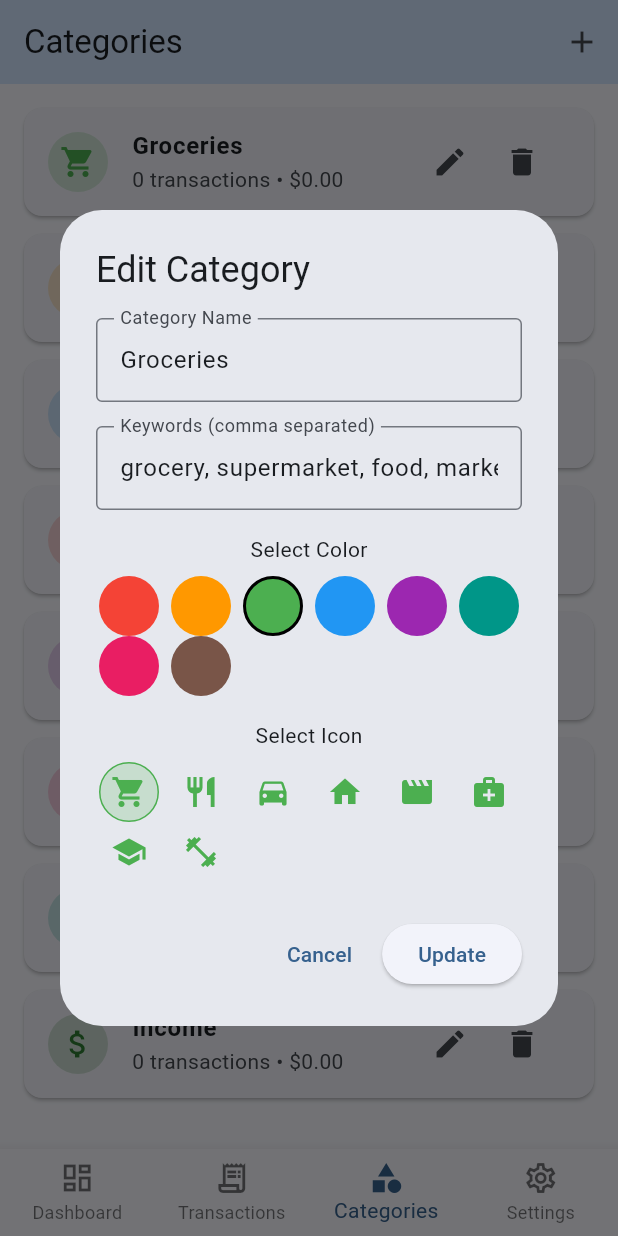
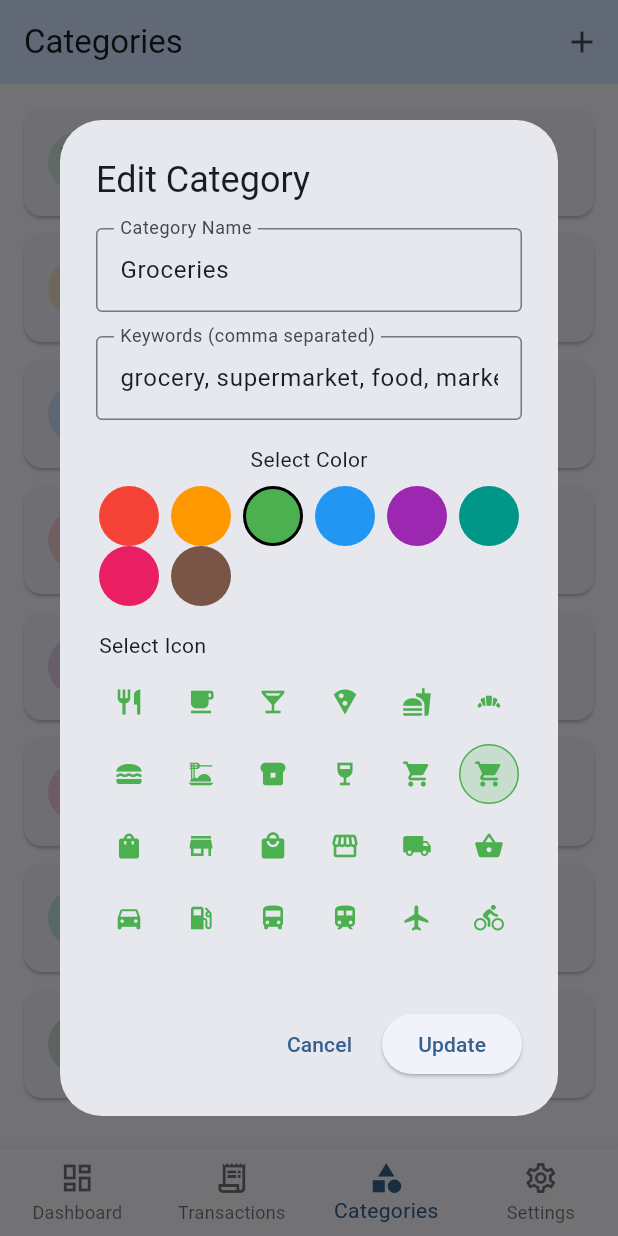
Before and after one commit to EHCOR/budget, a Flutter app: the screen it shows after launch, item 3 of the bottom bar chosen, after a tap on the "edit" icon, on a phone screen of 412 x 824 dp. Run offline on Flutter 3.47's test engine with Material 3 defaults, Android fonts, the phone set to English and light mode, and no system bars; our stand-ins replace csv, file_picker, fl_chart, shared_preferences.

Commit message:
Add icon picker functionality and refactor transaction categorization logic

```diff
--- a/lib/providers/transaction_provider.dart
+++ b/lib/providers/transaction_provider.dart
@@ -288,9 +288,9 @@ class TransactionProvider extends ChangeNotifier {
       }
     }
 
-    // Find transactions that will be added to this category from uncategorized
-    final uncategorized = _transactions.where((t) => t.categoryId == 'uncategorized');
-    for (var transaction in uncategorized) {
+    // Find transactions that will be added to this category from any other category
+    final otherTransactions = _transactions.where((t) => t.categoryId != category.id);
+    for (var transaction in otherTransactions) {
       final lowerDesc = transaction.description.toLowerCase();
       if (_matchesKeywords(lowerDesc, newKeywords)) {
         added++;
@@ -315,9 +315,9 @@ class TransactionProvider extends ChangeNotifier {
       }
     }
 
-    // Add transactions from uncategorized that now match the new keywords
-    final uncategorized = _transactions.where((t) => t.categoryId == 'uncategorized').toList();
-    for (var transaction in uncategorized) {
+    // Add transactions that now match the new keywords (from any other category including uncategorized)
+    final otherTransactions = _transactions.where((t) => t.categoryId != category.id).toList();
+    for (var transaction in otherTransactions) {
       final lowerDesc = transaction.description.toLowerCase();
       if (_matchesKeywords(lowerDesc, newKeywords)) {
         transaction.categoryId = category.id;
--- a/lib/screens/categories_page.dart
+++ b/lib/screens/categories_page.dart
@@ -6,6 +6,184 @@ import '../models/category.dart';
 
 class CategoriesPage extends StatelessWidget {
   const CategoriesPage({super.key});
+
+  // Get all available icons for categories
+  static List<IconData> get availableIcons => [
+    // Food & Dining
+    Icons.restaurant,
+    Icons.local_cafe,
+    Icons.local_bar,
+    Icons.local_pizza,
+    Icons.fastfood,
+    Icons.bakery_dining,
+    Icons.lunch_dining,
+    Icons.dinner_dining,
+    Icons.breakfast_dining,
+    Icons.wine_bar,
+    Icons.local_grocery_store,
+
+    // Shopping
+    Icons.shopping_cart,
+    Icons.shopping_bag,
+    Icons.store,
+    Icons.local_mall,
+    Icons.storefront,
+    Icons.local_shipping,
+    Icons.shopping_basket,
+
+    // Transportation
+    Icons.directions_car,
+    Icons.local_gas_station,
+    Icons.directions_bus,
+    Icons.train,
+    Icons.flight,
+    Icons.directions_bike,
+    Icons.motorcycle,
+    Icons.local_taxi,
+    Icons.subway,
+    Icons.electric_car,
+
+    // Home & Utilities
+    Icons.home,
+    Icons.electrical_services,
+    Icons.plumbing,
+    Icons.thermostat,
+    Icons.water_drop,
+    Icons.wifi,
+    Icons.phone,
+    Icons.tv,
+    Icons.cleaning_services,
+    Icons.home_repair_service,
+
+    // Health & Medical
+    Icons.medical_services,
+    Icons.local_hospital,
+    Icons.local_pharmacy,
+    Icons.medication,
+    Icons.psychology,
+    Icons.spa,
+    Icons.self_improvement,
+    Icons.medical_information,
+
+    // Entertainment
+    Icons.movie,
+    Icons.theater_comedy,
+    Icons.music_note,
+    Icons.sports_esports,
+    Icons.sports_soccer,
+    Icons.sports_basketball,
+    Icons.park,
+    Icons.camera_alt,
+    Icons.library_books,
+    Icons.celebration,
+
+    // Education & Work
+    Icons.school,
+    Icons.work,
+    Icons.business,
+    Icons.computer,
+    Icons.book,
+    Icons.menu_book,
+    Icons.class_,
+    Icons.workspace_premium,
+
+    // Fitness & Sports
+    Icons.fitness_center,
+    Icons.sports_gymnastics,
+    Icons.pool,
+    Icons.hiking,
+    Icons.sports_tennis,
+    Icons.golf_course,
+    Icons.snowboarding,
+    Icons.kayaking,
+
+    // Finance & Business
+    Icons.account_balance,
+    Icons.credit_card,
+    Icons.savings,
+    Icons.paid,
+    Icons.attach_money,
+    Icons.currency_exchange,
+    Icons.trending_up,
+    Icons.account_balance_wallet,
+    Icons.receipt_long,
+    Icons.calculate,
+
+    // Personal Care
+    Icons.content_cut,
+    Icons.face,
+    Icons.checkroom,
+    Icons.local_laundry_service,
+    Icons.dry_cleaning,
+
+    // Pets & Animals
+    Icons.pets,
+
+    // Travel & Vacation
+    Icons.flight_takeoff,
+    Icons.hotel,
+    Icons.luggage,
+    Icons.map,
+    Icons.beach_access,
+    Icons.tour,
+
+    // Technology
+    Icons.smartphone,
+    Icons.laptop,
+    Icons.tablet,
+    Icons.headphones,
+    Icons.cable,
+    Icons.router,
+
+    // Miscellaneous
+    Icons.category,
+    Icons.star,
+    Icons.favorite,
+    Icons.card_giftcard,
+    Icons.volunteer_activism,
+    Icons.eco,
+    Icons.local_florist,
+    Icons.child_care,
+    Icons.elderly,
+  ];
+
+  Widget _buildIconPicker(Color selectedColor, IconData selectedIcon, Function(IconData) onIconSelected) {
+    return Column(
+      crossAxisAlignment: CrossAxisAlignment.start,
+      children: [
+        const Text('Select Icon'),
+        const SizedBox(height: 8),
+        SizedBox(
+          height: 200,
+          child: SingleChildScrollView(
+            child: Wrap(
+              spacing: 8,
+              runSpacing: 8,
+              children: availableIcons.map((icon) {
+                return GestureDetector(
+                  onTap: () => onIconSelected(icon),
+                  child: Container(
+                    width: 40,
+                    height: 40,
+                    decoration: BoxDecoration(
+                      color: selectedIcon == icon
+                          ? selectedColor.withOpacity(0.2)
+                          : Colors.transparent,
+                      shape: BoxShape.circle,
+                      border: selectedIcon == icon
+                          ? Border.all(color: selectedColor)
+                          : null,
+                    ),
+                    child: Icon(icon, color: selectedColor, size: 20),
+                  ),
+                );
+              }).toList(),
+            ),
+          ),
+        ),
+      ],
+    );
+  }
 
   @override
   Widget build(BuildContext context) {
@@ -135,39 +313,9 @@ class CategoriesPage extends StatelessWidget {
                 const SizedBox(height: 16),
 
                 // Icon picker
-                const Text('Select Icon'),
-                const SizedBox(height: 8),
-                Wrap(
-                  spacing: 8,
-                  children: [
-                    Icons.shopping_cart,
-                    Icons.restaurant,
-                    Icons.directions_car,
-                    Icons.home,
-                    Icons.movie,
-                    Icons.medical_services,
-                    Icons.school,
-                    Icons.fitness_center,
-                  ].map((icon) {
-                    return GestureDetector(
-                      onTap: () => setState(() => selectedIcon = icon),
-                      child: Container(
-                        width: 40,
-                        height: 40,
-                        decoration: BoxDecoration(
-                          color: selectedIcon == icon
-                              ? selectedColor.withOpacity(0.2)
-                              : Colors.transparent,
-                          shape: BoxShape.circle,
-                          border: selectedIcon == icon
-                              ? Border.all(color: selectedColor)
-                              : null,
-                        ),
-                        child: Icon(icon, color: selectedColor),
-                      ),
-                    );
-                  }).toList(),
-                ),
+                _buildIconPicker(selectedColor, selectedIcon, (icon) {
+                  setState(() => selectedIcon = icon);
+                }),
               ],
             ),
           ),
@@ -305,39 +453,9 @@ class CategoriesPage extends StatelessWidget {
                 const SizedBox(height: 16),
 
                 // Icon picker
-                const Text('Select Icon'),
-                const SizedBox(height: 8),
-                Wrap(
-                  spacing: 8,
-                  children: [
-                    Icons.shopping_cart,
-                    Icons.restaurant,
-                    Icons.directions_car,
-                    Icons.home,
-                    Icons.movie,
-                    Icons.medical_services,
-                    Icons.school,
-                    Icons.fitness_center,
-                  ].map((icon) {
-                    return GestureDetector(
-                      onTap: () => setState(() => selectedIcon = icon),
-                      child: Container(
-                        width: 40,
-                        height: 40,
-                        decoration: BoxDecoration(
-                          color: selectedIcon == icon
-                              ? selectedColor.withOpacity(0.2)
-                              : Colors.transparent,
-                          shape: BoxShape.circle,
-                          border: selectedIcon == icon
-                              ? Border.all(color: selectedColor)
-                              : null,
-                        ),
-                        child: Icon(icon, color: selectedColor),
-                      ),
-                    );
-                  }).toList(),
-                ),
+                _buildIconPicker(selectedColor, selectedIcon, (icon) {
+                  setState(() => selectedIcon = icon);
+                }),
               ],
             ),
           ),
```
